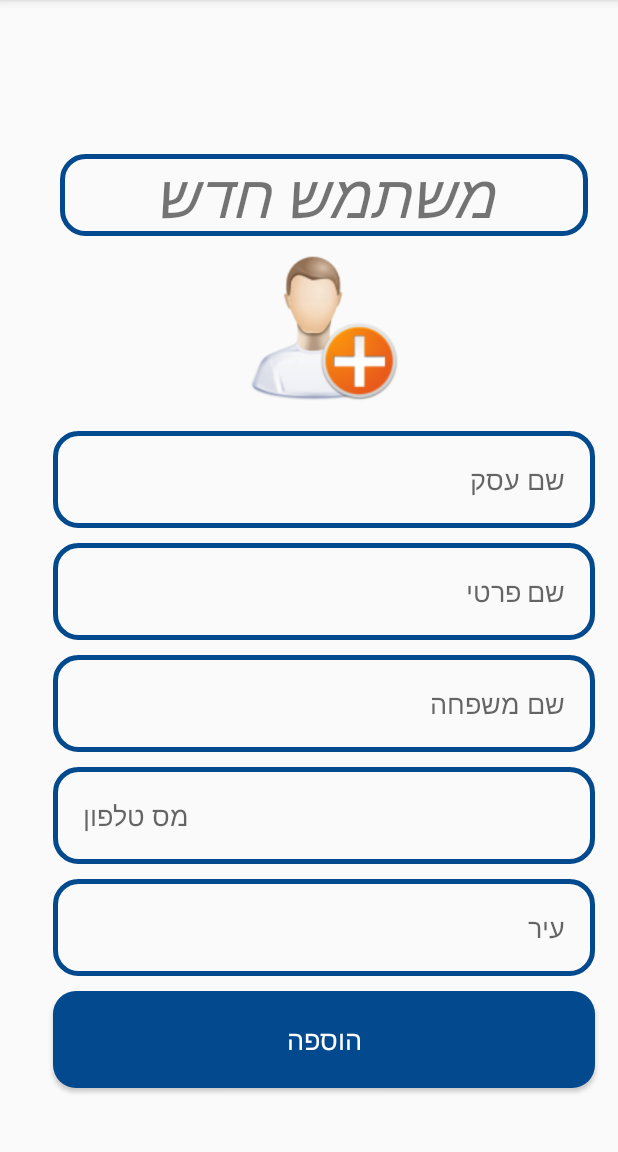
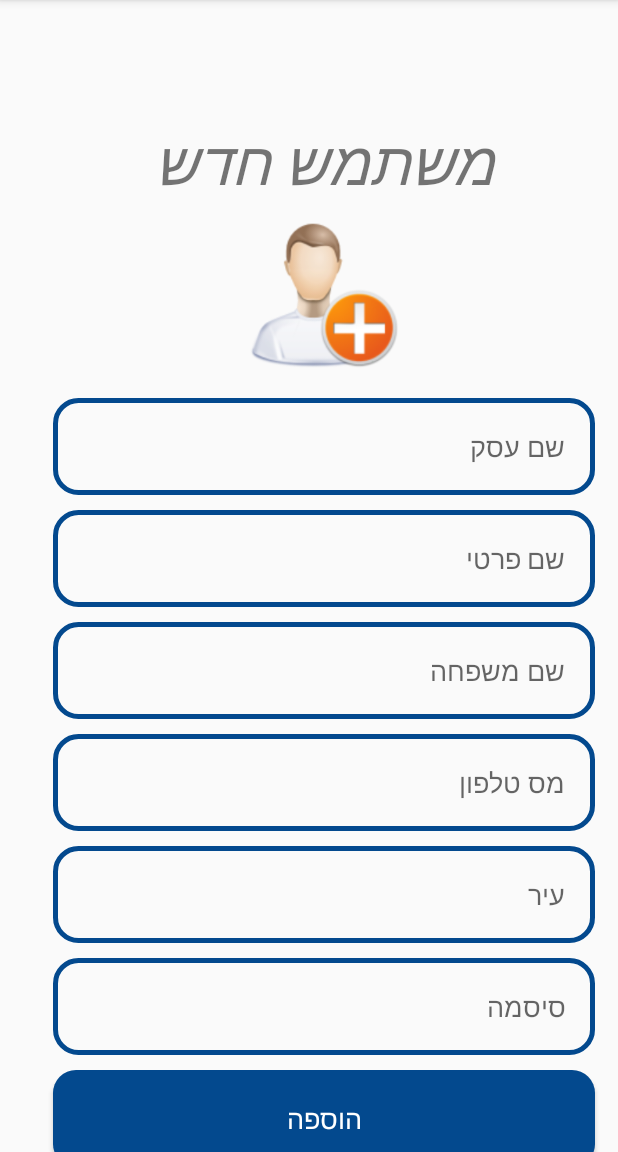
Before and after one commit to hanimanaa/Ecard, an Android app: the RegisterActivity screen opened directly, with no data from a screen before it, after a tap on "הוספה", on a phone screen of 412 x 824 dp, the part 84-1236 px from its top. Run offline under Robolectric (Android 15) with nearby library versions, the phone set to English and light mode, and no system bars; our stand-ins replace Firebase (no records; nobody signed in at launch, a user with empty details on screens opened directly).

Commit message:
add User and Prevalent class add login activity change logo and add password in register activity

```diff
--- a/app/build.gradle
+++ b/app/build.gradle
@@ -32,6 +32,8 @@ dependencies {
     implementation 'com.android.support:cardview-v7:27.1.1'
     implementation 'com.android.support:recyclerview-v7:27.1.1'
     implementation 'com.cepheuen.elegant-number-button:lib:1.0.2'
+    implementation 'com.github.rey5137:material:1.2.5'
+
 
     testImplementation 'junit:junit:4.12'
     androidTestImplementation 'com.android.support.test:runner:1.0.2'
--- a/app/src/main/java/com/dimatechs/ecard/RegisterActivity.java
+++ b/app/src/main/java/com/dimatechs/ecard/RegisterActivity.java
@@ -24,7 +24,7 @@ import java.util.HashMap;
 public class RegisterActivity extends AppCompatActivity {
 
     private Button CreateAccountBtn;
-    private EditText Etbusiness,Etfname,Etlname,Etphone,Etcity;
+    private EditText Etbusiness,Etfname,Etlname,Etphone,Etcity,Etpassword;
     private ProgressDialog loadingBar;
 
     @Override
@@ -38,6 +38,7 @@ public class RegisterActivity extends AppCompatActivity {
         Etlname=(EditText)findViewById(R.id.Etlname);
         Etphone=(EditText)findViewById(R.id.Etphone);
         Etcity=(EditText)findViewById(R.id.Etcity);
+        Etpassword=(EditText)findViewById(R.id.Etpassword);
         loadingBar=new ProgressDialog(this);
 
         CreateAccountBtn.setOnClickListener(new View.OnClickListener() {
@@ -56,6 +57,8 @@ public class RegisterActivity extends AppCompatActivity {
         String lname =Etlname.getText().toString();
         String phone =Etphone.getText().toString();
         String city =Etcity.getText().toString();
+        String password =Etpassword.getText().toString();
+
 
         if(TextUtils.isEmpty(bisiness))
         {
@@ -77,6 +80,10 @@ public class RegisterActivity extends AppCompatActivity {
         {
             Toast.makeText(this, "רשום עיר בבקשה . . .", Toast.LENGTH_SHORT).show();
         }
+        else if(TextUtils.isEmpty(password))
+        {
+            Toast.makeText(this, "רשום סיסמה בבקשה . . .", Toast.LENGTH_SHORT).show();
+        }
         else
         {
             loadingBar.setTitle("יצירת חשבון");
@@ -84,14 +91,14 @@ public class RegisterActivity extends AppCompatActivity {
             loadingBar.setCanceledOnTouchOutside(false);
             loadingBar.show();
 
-            ValidatePhoneNumber(phone,bisiness,fname,lname,city);
+            ValidatePhoneNumber(phone,bisiness,fname,lname,city,password);
 
         }
 
 
     }
 
-    private void ValidatePhoneNumber(final String phone,final String bisiness,final String fname,final String lname,final String city)
+    private void ValidatePhoneNumber(final String phone,final String bisiness,final String fname,final String lname,final String city,final String password)
     {
         final DatabaseReference RootRef;
         RootRef = FirebaseDatabase.getInstance().getReference();
@@ -108,6 +115,8 @@ public class RegisterActivity extends AppCompatActivity {
                     userdataMap.put("lname",lname);
                     userdataMap.put("phone",phone);
                     userdataMap.put("city",city);
+                    userdataMap.put("password",password);
+
 
                     RootRef.child("Users").child(phone).updateChildren(userdataMap)
                             .addOnCompleteListener(new OnCompleteListener<Void>() {
--- a/app/src/main/java/com/dimatechs/ecard/SplashScreenActivity.java
+++ b/app/src/main/java/com/dimatechs/ecard/SplashScreenActivity.java
@@ -16,7 +16,7 @@ public class SplashScreenActivity extends AppCompatActivity {
             public void run() {
                 try {
                         sleep(2000);
-                        Intent intent=new Intent(getApplicationContext(),HomeActivity.class);
+                        Intent intent=new Intent(getApplicationContext(),LoginActivity.class);
                         startActivity(intent);
                         finish();
                 } catch (InterruptedException e)
--- a/app/src/main/res/layout/activity_register.xml
+++ b/app/src/main/res/layout/activity_register.xml
@@ -12,21 +12,20 @@
         android:paddingLeft="20dp"
         >
 
-        <LinearLayout
+        <RelativeLayout
             android:layout_width="match_parent"
             android:layout_height="match_parent"
             android:orientation="vertical"
-            android:layout_gravity="center"
-            >
+            android:layout_gravity="center">
+
     <TextView
         android:id="@+id/app_name"
         android:layout_width="match_parent"
         android:layout_height="wrap_content"
         android:text="משתמש חדש"
         android:textStyle="italic"
-        android:background="@drawable/input_design"
         android:layout_alignParentTop="true"
-        android:layout_marginTop="70dp"
+        android:layout_marginTop="100dp"
         android:gravity="center"
         android:textSize="40sp"
         android:layout_marginLeft="20dp"
@@ -95,7 +94,7 @@
         android:layout_marginTop="10dp"
         android:layout_below="@id/Etlname"
         android:hint="מס טלפון"
-        android:inputType="phone"
+        android:inputType="number"
         android:textDirection="rtl"
         />
     <EditText
@@ -112,17 +111,29 @@
         android:hint="עיר"
         />
 
+    <EditText
+        android:id="@+id/Etpassword"
+        android:layout_width="match_parent"
+        android:layout_height="wrap_content"
+        android:layout_marginLeft="15dp"
+        android:layout_marginRight="15dp"
+        android:background="@drawable/input_design"
+        android:padding="20dp"
+        android:textDirection="rtl"
+        android:layout_marginTop="10dp"
+        android:layout_below="@id/Etcity"
+        android:hint="סיסמה"
+        />
 
-    <Button
+        <Button
         android:id="@+id/Add_btn"
         android:layout_width="match_parent"
         android:layout_height="wrap_content"
-        android:layout_alignParentBottom="true"
-        android:layout_alignParentStart="true"
         android:layout_marginBottom="10dp"
         android:layout_marginLeft="15dp"
         android:layout_marginRight="15dp"
         android:layout_marginTop="10dp"
+        android:layout_below="@id/Etpassword"
         android:background="@drawable/buttons"
         android:padding="20dp"
         android:textAllCaps="false"
@@ -131,7 +142,7 @@
         android:textColor="@android:color/white"/>
 
 
-        </LinearLayout>
+        </RelativeLayout>
     </ScrollView>
 
 
```
Also changed, not shown: app/src/main/AndroidManifest.xml (+8 -7 lines), app/src/main/java/com/dimatechs/ecard/LoginActivity.java (added, +124 -0 lines), app/src/main/java/com/dimatechs/ecard/Model/Users.java (+63 -1 lines), app/src/main/java/com/dimatechs/ecard/Prevalent/Prevalent.java (added, +8 -0 lines), app/src/main/res/layout/activity_login.xml (added, +90 -0 lines), app/src/main/res/drawable/login.png (added).
